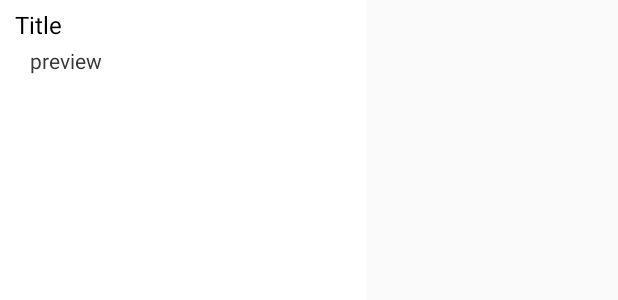
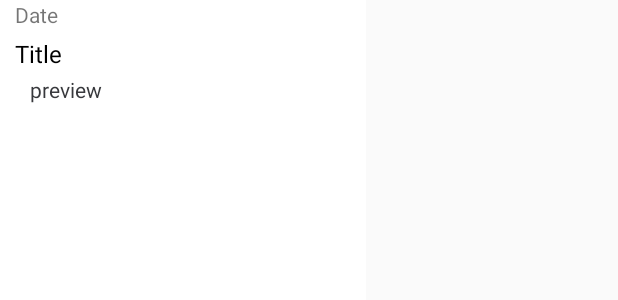
Before and after one commit to borguss2014/Notes, an Android app: the layout notes_adapter_row.xml on its own in the app's theme, with its tools: preview values and no code run, on a phone screen of 412 x 824 dp. Shown: the top 300 px of the screen. Run offline under Robolectric (Android 15) with nearby library versions, the phone set to English and light mode, and no system bars.

Commit message:
Notes now display a creation and modification time (will change from time to day / date later).

```diff
--- a/app/src/main/java/com/example/root/notes/MainActivity.java
+++ b/app/src/main/java/com/example/root/notes/MainActivity.java
@@ -31,7 +31,7 @@ public class MainActivity extends AppCompatActivity {
         super.onCreate(savedInstanceState);
         setContentView(R.layout.activity_main);
 
-        getWindow().getDecorView().setBackgroundColor(Color.LTGRAY);
+        getWindow().getDecorView().setBackgroundColor(Color.argb(255,224,224,224));
 
         mListNotes = (ListView) findViewById(R.id.main_notes_list_view);
         selectedItems = new ArrayList<>();
--- a/app/src/main/res/layout/notes_adapter_row.xml
+++ b/app/src/main/res/layout/notes_adapter_row.xml
@@ -16,6 +16,15 @@
 
 
         <TextView
+            android:id="@+id/adapter_notes_date"
+            android:layout_width="match_parent"
+            android:layout_height="wrap_content"
+            android:paddingLeft="10dp"
+            android:paddingRight="10dp"
+            android:paddingStart="10dp"
+            tools:text="Date" />
+
+        <TextView
             android:id="@+id/adapter_notes_title"
             android:layout_width="match_parent"
             android:layout_height="wrap_content"
@@ -29,17 +38,10 @@
             android:visibility="visible"
             tools:text="Title" />
 
-        <LinearLayout
-            android:id="@+id/adapter_notes_content_layout"
-            android:layout_width="match_parent"
-            android:layout_height="match_parent"
-            android:orientation="horizontal">
-
         <TextView
             android:id="@+id/adapter_notes_content"
-                android:layout_width="0dp"
+            android:layout_width="match_parent"
             android:layout_height="wrap_content"
-                android:layout_weight="1"
             android:paddingBottom="5dp"
             android:paddingLeft="20dp"
             android:paddingRight="20dp"
@@ -47,8 +49,6 @@
             android:textColor="@color/colorPrimaryDark"
             android:visibility="visible"
             tools:text="preview" />
-
-        </LinearLayout>
 
     </LinearLayout>
 
```
Also changed, not shown: app/src/main/java/com/example/root/notes/DateTime.java (+8 -0 lines), app/src/main/java/com/example/root/notes/NotesAdapter.java (+34 -1 lines). Lines whose indentation alone changed are shown as unchanged.
